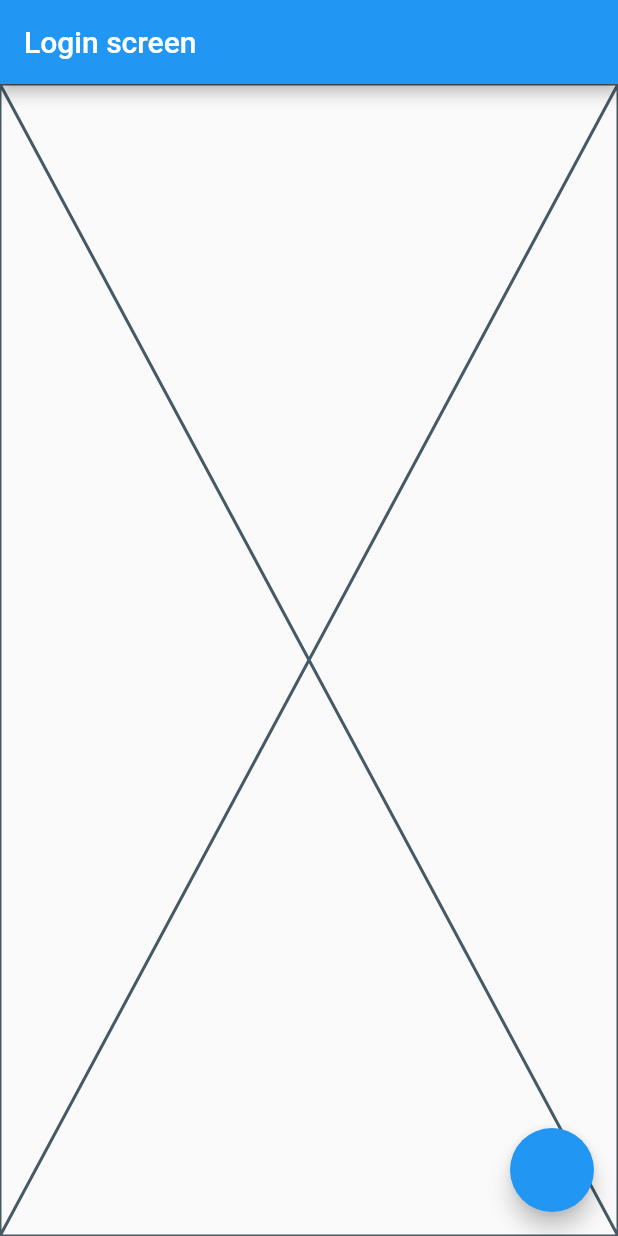
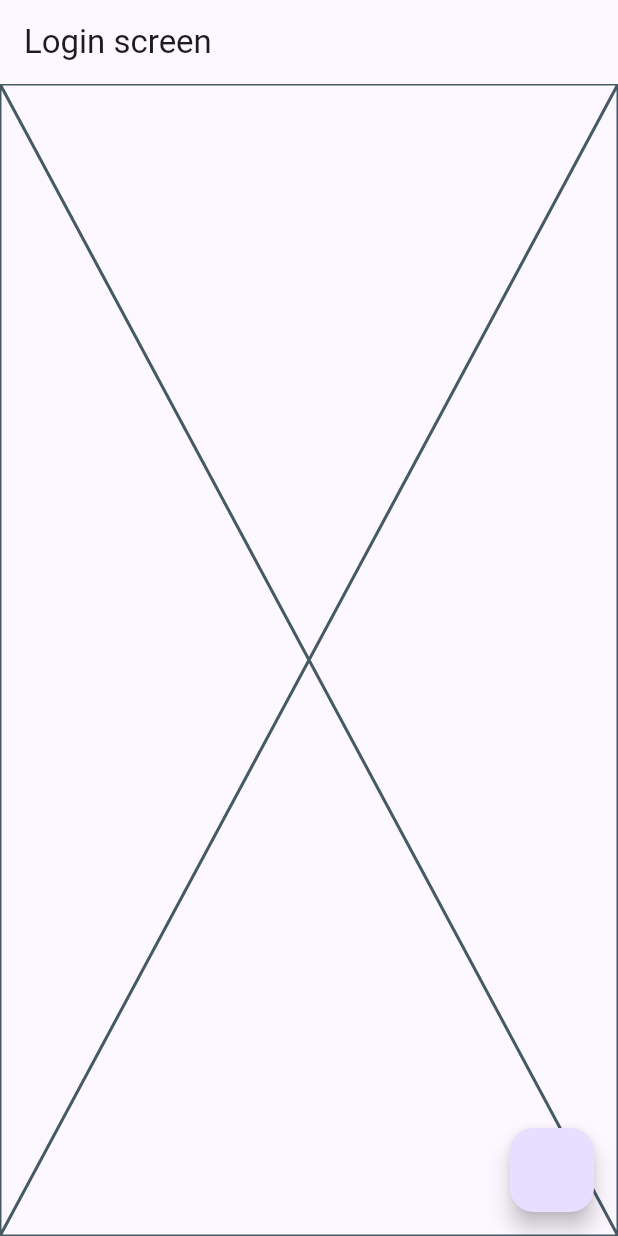
Before and after one commit to adriel87/tarot-dev-mobile, a Flutter app: the screen it shows after launch, on a phone screen of 412 x 824 dp. Run offline on Flutter 3.47's test engine with Material 2 defaults, Android fonts, the phone set to English and light mode, and no system bars; our stand-ins replace go_router.

Commit message:
define basic theme configuration

```diff
--- /dev/null
+++ b/lib/config/theme/app_theme.dart
@@ -0,0 +1,29 @@
+import 'package:flutter/material.dart';
+
+const colorList = <Color> [
+  Colors.purple,
+  Colors.deepPurple,
+  Colors.deepPurpleAccent,
+  Colors.green,
+  Colors.greenAccent,
+  Colors.lightGreen,
+  Colors.amber,
+];
+
+class AppTheme {
+  final selectedColor;
+
+  AppTheme({
+    this.selectedColor = 0,
+  }): assert(selectedColor >= 0, 'Selected color must be greater than 0'),
+      assert(selectedColor < colorList.length - 1, 'The selected color must be less or equal to ${colorList.length - 1}');
+
+  ThemeData getTheme ()=> ThemeData(
+    useMaterial3: true,
+    colorSchemeSeed: colorList[selectedColor],
+    // TODO: study themeData to configure theme
+    appBarTheme: const AppBarTheme(
+      centerTitle: false
+    )
+  );
+}
--- a/lib/main.dart
+++ b/lib/main.dart
@@ -1,5 +1,6 @@
 import 'package:flutter/material.dart';
 import 'package:tarot_dev/config/router/app_router.dart';
+import 'package:tarot_dev/config/theme/app_theme.dart';
 
 void main() {
   runApp(const MyApp());
@@ -14,6 +15,7 @@ class MyApp extends StatelessWidget {
     return MaterialApp.router(
       debugShowCheckedModeBanner: true,
       routerConfig: router,
+      theme: AppTheme(selectedColor: 2).getTheme(),
     );
   }
 }
```
